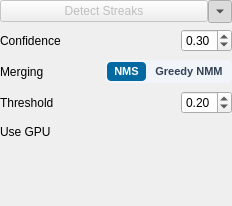
Before: the Qt Designer form src/startrails/ui/step_detect_streaks.ui in gkyle/startrails, drawn with Qt 5.
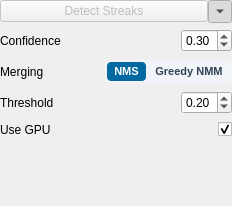
After: the same form once the commit is applied. Icons and pictures are not drawn. Custom widgets are drawn as their Qt base class.

```diff
--- a/src/startrails/ui/step_detect_streaks.ui
+++ b/src/startrails/ui/step_detect_streaks.ui
@@ -315,13 +315,6 @@
           <property name="accessibleName">
            <string>Use GPU for detection</string>
           </property>
-          <property name="styleSheet">
-           <string notr="true">QCheckBox#useGPU { spacing: 0px;}
-QCheckBox#useGPU::indicator { width: 36px; height: 20px; border-radius: 10px; }
-QCheckBox#useGPU::indicator:unchecked { image: url(:/startrails/ui/switch_off.svg); }
-QCheckBox#useGPU::indicator:checked { image: url(:/startrails/ui/switch_on.svg); }
-</string>
-          </property>
           <property name="text">
            <string/>
           </property>
```
Left out of the diff: 6 changed lines with no effect on the pictures.
